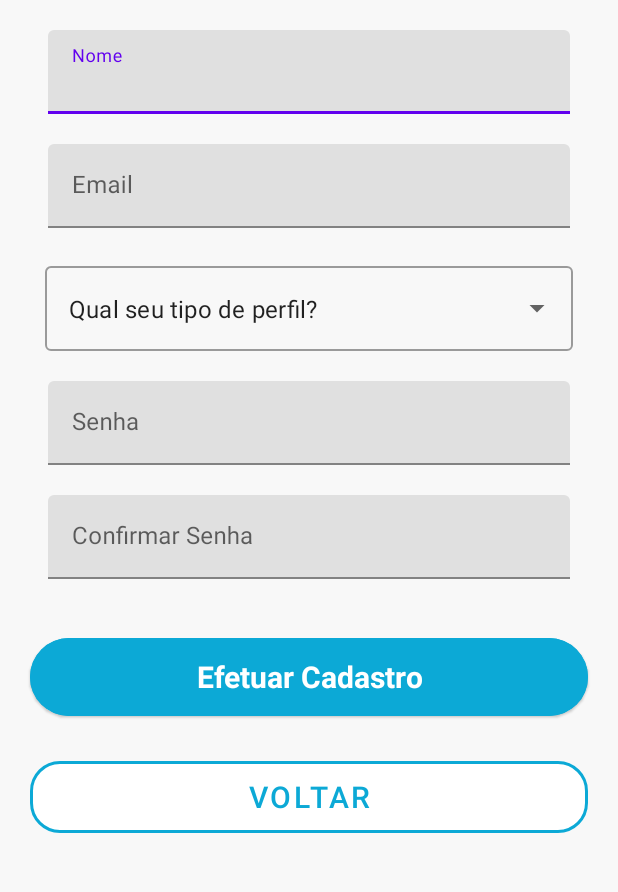
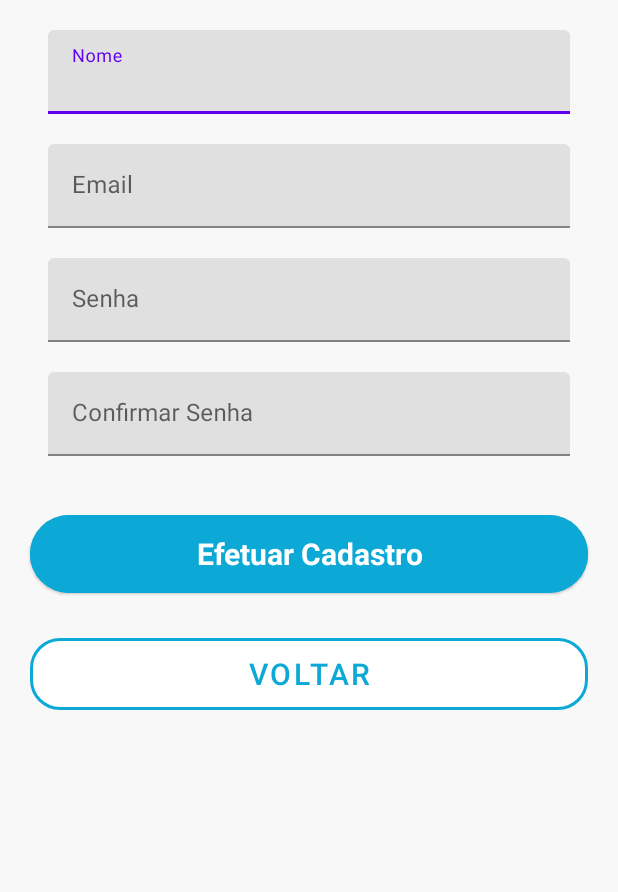
Before and after one commit to lamarcaa/desafio_mobiles, an Android app: the Cadastro screen opened directly, with no data from a screen before it, on a phone screen of 412 x 824 dp, the part 195-1087 px from its top. Run offline under Robolectric (Android 15) with nearby library versions, the light colour scheme and no system bars.

Commit message:
Lógica de cadastro e de login implementadas. Campo de tipo de conta removido temporariamente.

```diff
--- a/app/src/main/java/pi_estagio/br/Cadastro.kt
+++ b/app/src/main/java/pi_estagio/br/Cadastro.kt
@@ -1,23 +1,57 @@
 package pi_estagio.br
 
+import android.content.Intent
+import android.os.Bundle
+import android.widget.Toast
 import androidx.appcompat.app.AppCompatActivity
-import android.os.Bundle
-import android.widget.ArrayAdapter
-import android.widget.AutoCompleteTextView
+import com.google.android.material.button.MaterialButton
 
 class Cadastro : AppCompatActivity() {
     override fun onCreate(savedInstanceState: Bundle??) {
         super.onCreate(savedInstanceState)
         setContentView(R.layout.activity_cadastro)
 
-                // get reference to the string array that we just created
-                val languages = resources.getStringArray(R.array.opcoes_perfil)
-                // create an array adapter and pass the required parameter
-                // in our case pass the context, drop down layout , and array.
-                val arrayAdapter = ArrayAdapter(this, R.layout.dropdown_item, languages)
-                // get reference to the autocomplete text view
-                val autocompleteTV = findViewById<AutoCompleteTextView>(R.id.autoCompleteTextView)
-                // set adapter to the autocomplete tv to the arrayAdapter
-                autocompleteTV.setAdapter(arrayAdapter)
+        val cad_nome_login =
+            findViewById<com.google.android.material.textfield.TextInputLayout>(R.id.cad_nome_login)
+        val cad_email_login =
+            findViewById<com.google.android.material.textfield.TextInputLayout>(R.id.cad_email_login)
+        val cad_senha_login =
+            findViewById<com.google.android.material.textfield.TextInputLayout>(R.id.cad_senha_login)
+        val cad_conf_senha =
+            findViewById<com.google.android.material.textfield.TextInputLayout>(R.id.cad_conf_senha)
+
+        val bntCadastrar = findViewById<MaterialButton>(R.id.btn_logar)
+        val bntVoltar = findViewById<MaterialButton>(R.id.btn_voltar)
+
+        bntCadastrar.setOnClickListener {
+            val nome = cad_nome_login.editText?.text.toString()
+            val email = cad_email_login.editText?.text.toString()
+            val senha = cad_senha_login.editText?.text.toString()
+            val confSenha = cad_conf_senha.editText?.text.toString()
+
+            /* verificação dos campos */
+            if (nome.isEmpty() || email.isEmpty() || senha.isEmpty() || confSenha.isEmpty()) {
+
+                Toast.makeText(this, "Campos nao preenchidos", Toast.LENGTH_SHORT).show()
+
+            } else {
+
+                if (senha == confSenha) {
+
+                    val intent = Intent(this, MainActivity::class.java)
+                    intent.putExtra("email", email)
+                    intent.putExtra("senha", senha)
+                    startActivity(intent)
+
+                } else {
+                    Toast.makeText(this, "Senhas incorretas", Toast.LENGTH_SHORT).show()
+                }
             }
         }
+
+        bntVoltar.setOnClickListener {
+            val intentVoltarLogin = Intent(this, MainActivity::class.java)
+            startActivity(intentVoltarLogin)
+        }
+    }
+}
--- a/app/src/main/res/layout/activity_cadastro.xml
+++ b/app/src/main/res/layout/activity_cadastro.xml
@@ -53,42 +53,12 @@
     </com.google.android.material.textfield.TextInputLayout>
 
 
-
-    <com.google.android.material.textfield.TextInputLayout
-        android:id="@+id/dropdown_menu"
-        style="@style/Widget.MaterialComponents.TextInputLayout.OutlinedBox.ExposedDropdownMenu"
-        android:layout_width="match_parent"
-        android:layout_height="wrap_content"
-        android:layout_below="@id/cad_email_login"
-        app:layout_constraintLeft_toLeftOf="parent"
-        app:layout_constraintRight_toRightOf="parent"
-        app:layout_constraintTop_toTopOf="parent"
-        android:layout_marginHorizontal="30dp"
-        android:layout_marginTop="20dp"
-        >
-
-        <!-- Inside text input layout add
-              an auto complete text view
-                and make its input type to none-->
-        <AutoCompleteTextView
-            android:id="@+id/autoCompleteTextView"
-            android:layout_width="match_parent"
-            android:layout_height="match_parent"
-            android:layout_weight="1"
-            android:inputType="none"
-            android:text="Qual seu tipo de perfil?"
-            />
-
-    </com.google.android.material.textfield.TextInputLayout>
-
-
-
     <!--texto do input-->
     <com.google.android.material.textfield.TextInputLayout
         android:id="@+id/cad_senha_login"
         android:layout_width="match_parent"
         android:layout_height="wrap_content"
-        android:layout_below="@id/dropdown_menu"
+        android:layout_below="@id/cad_email_login"
         android:layout_marginTop="20dp"
         android:layout_marginHorizontal="32dp"
         android:hint="Senha"
```
Also changed, not shown: app/src/main/java/pi_estagio/br/MainActivity.kt (+18 -22 lines).
